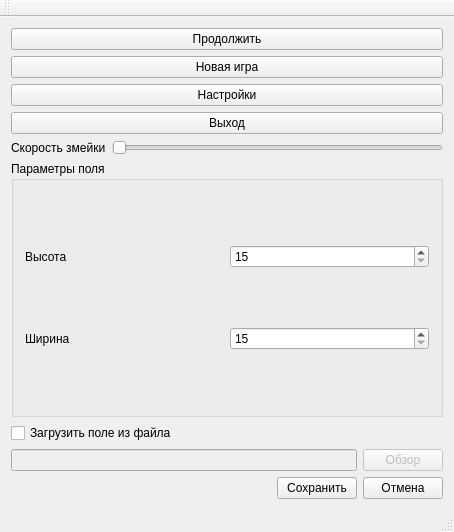
Before: the Qt Designer form menu.ui in KarenMarkosyan/Snake, drawn with Qt 5.
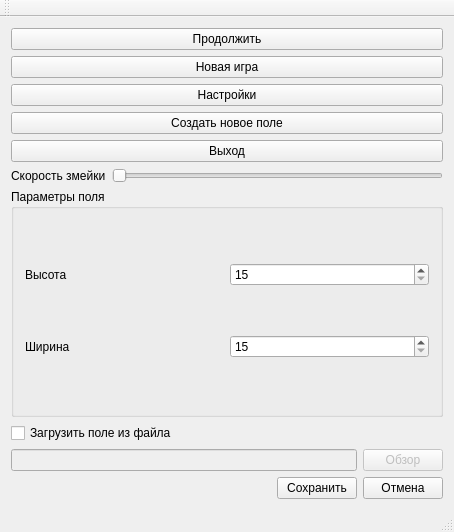
After: the same form once the commit is applied.

The edit to the form file:
```diff
--- a/menu.ui
+++ b/menu.ui
@@ -41,6 +41,13 @@
         </property>
        </widget>
       </item>
+      <item>
+       <widget class="QPushButton" name="createField">
+        <property name="text">
+         <string>Создать новое поле</string>
+        </property>
+       </widget>
+      </item>
       <item>
        <widget class="QPushButton" name="exit">
         <property name="text">
```
